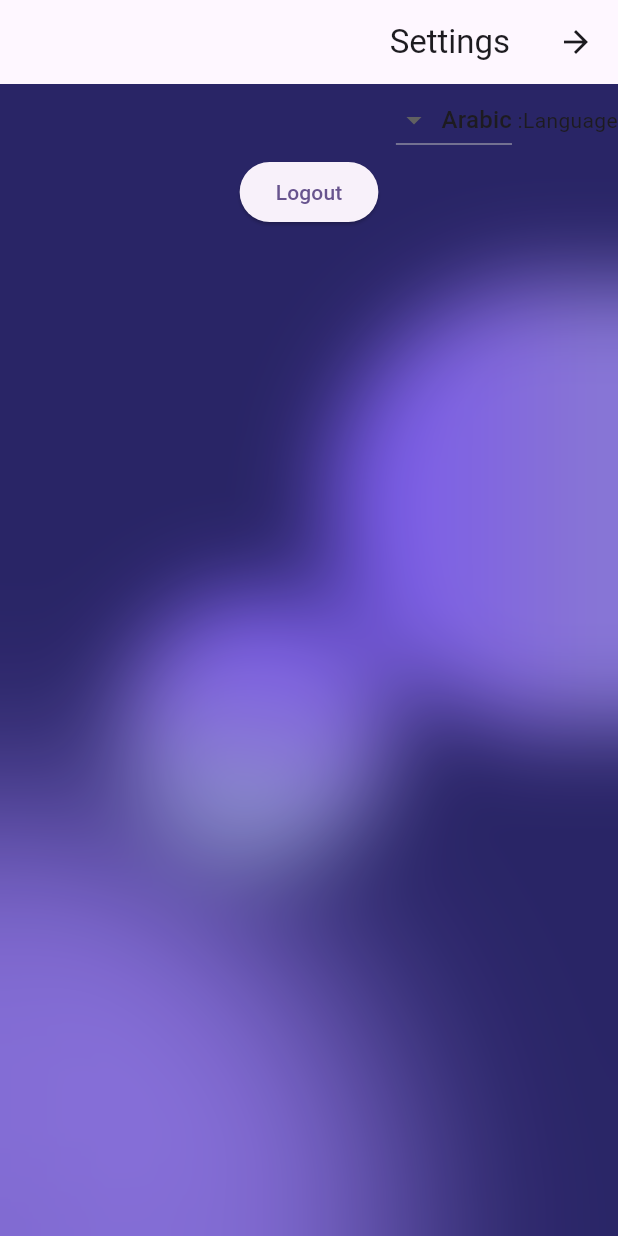
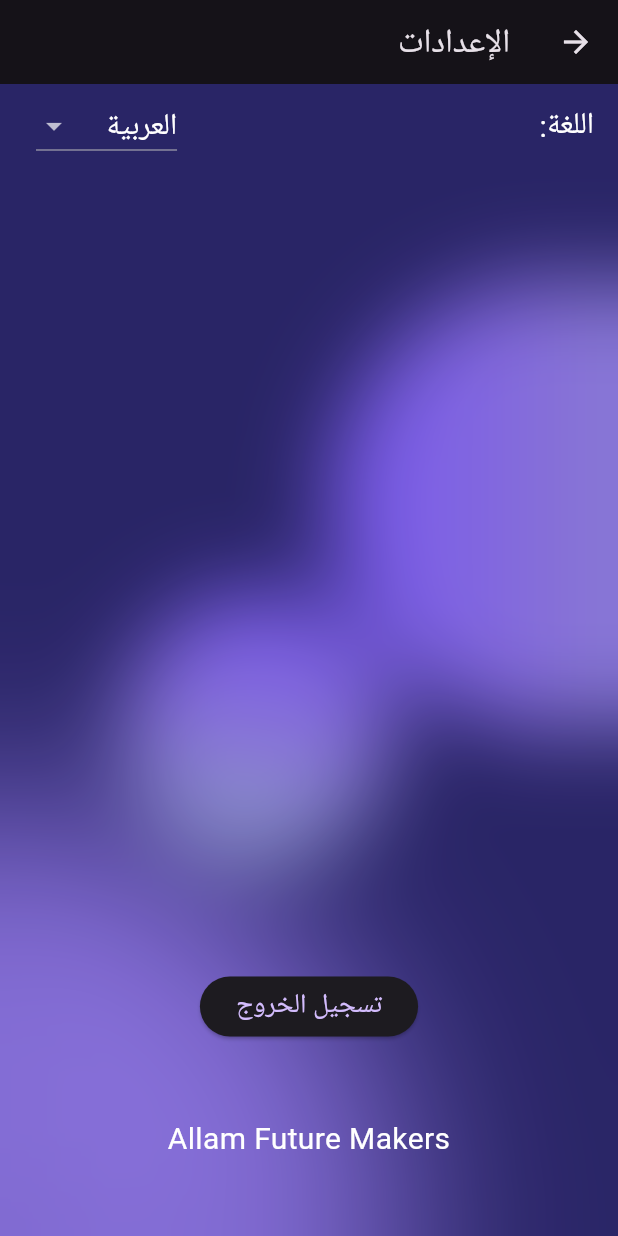
Before and after one commit to Allam-Future-Makers/app, a Flutter app: the SettingsScreen screen opened by its route, on a phone screen of 412 x 824 dp. Run offline on Flutter 3.47's test engine with Material 3 defaults, Android fonts, the phone set to English and light mode, and no system bars; our stand-ins replace audioplayers, dio, get, google_fonts, image_picker, shared_preferences; missing offline and left inert: flutter_sound; accounts and stored records are empty; Roboto replaces fonts that are missing (Cairo).

Commit message:
fix(translations): fix missing translations and settings

```diff
--- a/lib/constants/translation.dart
+++ b/lib/constants/translation.dart
@@ -44,6 +44,11 @@ class AppTranslations {
     "question_here": "Enter your question here",
     "tashkeel_enter": "Enter the text you want to diacritize",
     "process": "Process",
+    "settings": "Settings",
+    "language": "Language",
+    "arabic": "Arabic",
+    "english": "English",
+    "logout": "Logout",
   };
 
   static final Map<String, String> ar = {
@@ -86,5 +91,10 @@ class AppTranslations {
     "question_here": "أدخل سؤالك هنا",
     "tashkeel_enter": "أدخل النص الذي تريد تشكيله",
     "process": "تشكيل",
+    "settings": "الإعدادات",
+    "language": "اللغة",
+    "arabic": "العربية",
+    "english": "الإنجليزية",
+    "logout": "تسجيل الخروج",
   };
 }
--- a/lib/main.dart
+++ b/lib/main.dart
@@ -32,7 +32,8 @@ class MyApp extends StatelessWidget {
       title: 'Allam Future Makers',
       debugShowCheckedModeBanner: false,
       theme: ThemeData(
-        colorScheme: ColorScheme.fromSeed(seedColor: Colors.deepPurple),
+        colorScheme: ColorScheme.fromSeed(
+            seedColor: Colors.deepPurple, brightness: Brightness.dark),
         useMaterial3: true,
         textTheme: GoogleFonts.cairoTextTheme(),
       ),
--- a/lib/ui/screens/settings_screen.dart
+++ b/lib/ui/screens/settings_screen.dart
@@ -17,42 +17,73 @@ class _SettingsScreenState extends State<SettingsScreen> {
     return Scaffold(
       //bottom bar with middle fab for chat
       appBar: AppBar(
-        title: const Text('Settings'),
+        title: Text('settings'.tr),
       ),
       backgroundColor: UIConstants.backgroundColor,
       body: Glass(
         child: Column(
           children: [
-            Row(
-              children: [
-                //Language Dropdown: Arabic/English
-                const Text('Language: '),
-                DropdownButton<String>(
+            // Row(
+            //   children: [
+            //     //Language Dropdown: Arabic/English
+            //     Text('${"language".tr}: '),
+            //     DropdownButton<String>(
+            //       value: Get.locale!.languageCode,
+            //       onChanged: (String? value) {
+            //         if (value != null) {
+            //           Get.updateLocale(Locale(value));
+            //         }
+            //       },
+            //       items: {"ar": "Arabic", "en": "English"}
+            //           .entries
+            //           .map<DropdownMenuItem<String>>((value) {
+            //         return DropdownMenuItem<String>(
+            //           value: value.key,
+            //           child: Text(value.value),
+            //         );
+            //       }).toList(),
+            //     ),
+            //   ],
+            // ),
+            //list tile insted of row
+            ListTile(
+              title: Text('${"language".tr}: ',
+                  style: const TextStyle(fontSize: 20, color: Colors.white)),
+              trailing: DropdownButton<String>(
                 value: Get.locale!.languageCode,
                 onChanged: (String? value) {
                   if (value != null) {
                     Get.updateLocale(Locale(value));
                   }
                 },
-                  items: {"ar": "Arabic", "en": "English"}
+                items: {"ar": "arabic".tr, "en": "english".tr}
                     .entries
                     .map<DropdownMenuItem<String>>((value) {
                   return DropdownMenuItem<String>(
                     value: value.key,
-                      child: Text(value.value),
+                    child: Text(
+                      value.value,
+                      style: const TextStyle(fontSize: 20, color: Colors.white),
+                    ),
                   );
                 }).toList(),
               ),
-              ],
             ),
+            const Spacer(),
             //Logout button
             ElevatedButton(
               onPressed: () {
                 AppPrefs.setToken(null);
                 Get.toNamed('/login');
               },
-              child: const Text('Logout'),
+              child: Text('logout'.tr, style: const TextStyle(fontSize: 18)),
             ),
+            const SizedBox(height: 50),
+            const Text(
+              "Allam Future Makers",
+              style: TextStyle(fontSize: 20, color: Colors.white),
+            ),
+            const SizedBox(height: 50),
           ],
         ),
       ),
```
Lines whose indentation alone changed are shown as unchanged.
